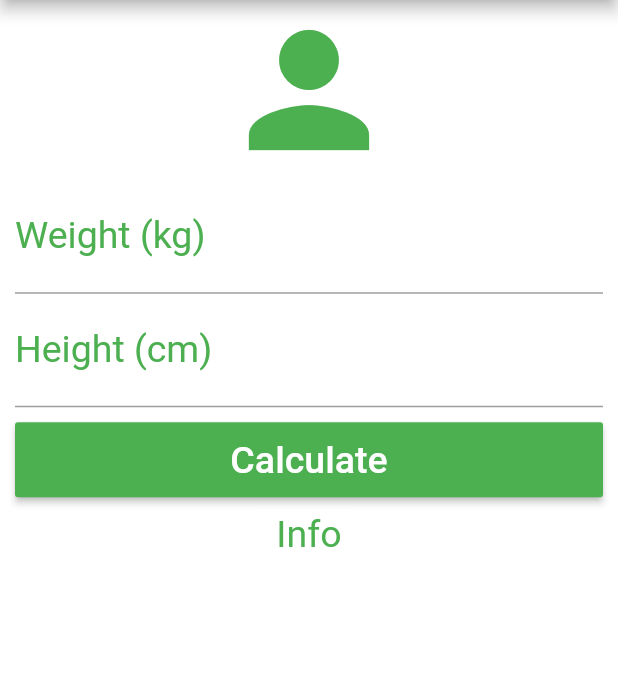
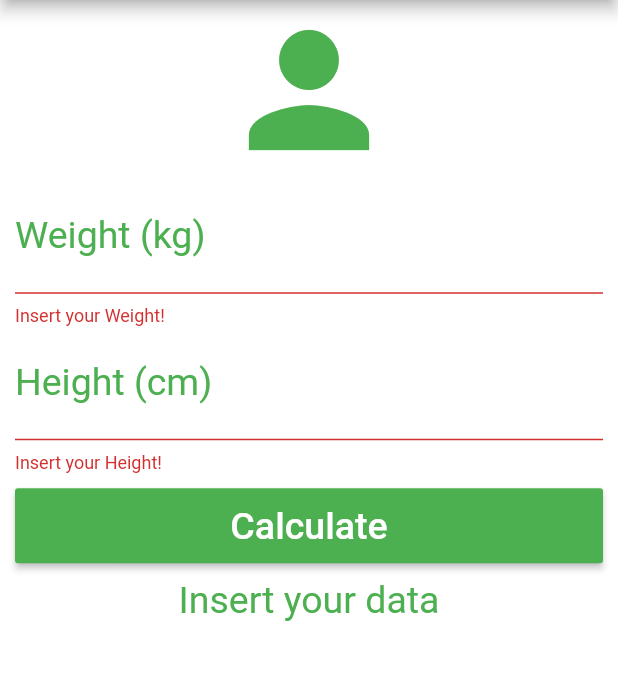
Before and after one commit to marciovcampos/Simple-Flutter-Projects, a Flutter app: the screen it shows after launch, after a tap on "Calculate", on a phone screen of 412 x 824 dp, the part 84-764 px from its top. Run offline on Flutter 3.47's test engine with Material 2 defaults, Android fonts, the phone set to English and light mode, and no system bars.

Commit message:
[bmi_calculator] add Controller, Calculations and Validations

```diff
--- a/bmi_calculator/lib/main.dart
+++ b/bmi_calculator/lib/main.dart
@@ -12,6 +12,50 @@ class Home extends StatefulWidget {
 }
 
 class _HomeState extends State<Home> {
+
+  TextEditingController weightController = TextEditingController();
+  TextEditingController heightController = TextEditingController();
+
+  GlobalKey<FormState> _formKey = GlobalKey<FormState>();
+
+  String _infoText = "Insert your data";
+
+  void _resetFields(){
+
+    weightController.text = "";
+    heightController.text = "";
+
+    setState( () {
+      _infoText = "Insert your data";
+    });
+
+  }
+
+  void _calculate(){
+    setState( (){
+      double weight = double.parse(weightController.text);
+      double height = double.parse(heightController.text) / 100;
+      double bmi = weight / (height * height);
+
+      if(bmi < 18.5){
+        _infoText = "Underweight (${bmi.toStringAsPrecision(3)})";
+      }
+      else if(bmi >= 18.5 && bmi <= 24.9){
+        _infoText = "Healthy Weight (${bmi.toStringAsPrecision(3)})";
+      }
+      else if(bmi >= 25.0 && bmi <= 29.9){
+        _infoText = "Overweight (${bmi.toStringAsPrecision(3)})";
+      }
+      else if(bmi >= 30.0 && bmi <= 34.9){
+        _infoText = "Obese (${bmi.toStringAsPrecision(3)})";
+      }else if(bmi >= 35.0 && bmi <= 39.9){
+        _infoText = "Severely Obese (${bmi.toStringAsPrecision(3)})";
+      }else{
+        _infoText = "Morbidly Obese (${bmi.toStringAsPrecision(3)})";
+      }
+    });
+  }
+
   @override
   Widget build(BuildContext context) {
     return Scaffold(
@@ -20,31 +64,45 @@ class _HomeState extends State<Home> {
         centerTitle: true,
         backgroundColor: Colors.green,
         actions: <Widget>[
-          IconButton(icon: Icon(Icons.refresh), onPressed: () {})
+          IconButton(icon: Icon(Icons.refresh), onPressed: _resetFields,)
         ],
       ),
       backgroundColor: Colors.white,
       body: SingleChildScrollView(
         padding: EdgeInsets.fromLTRB(10.0, 0, 10.0, 0),
+        child: Form(
+          key: _formKey,
           child: Column(
             crossAxisAlignment: CrossAxisAlignment.stretch,
             children: <Widget>[
               Icon(Icons.person, size: 120.0, color: Colors.green),
-            TextField(
+              TextFormField(
                 keyboardType: TextInputType.number,
                 decoration: InputDecoration(
                     labelText: "Weight (kg)",
                     labelStyle: TextStyle(color: Colors.green)),
                 textAlign: TextAlign.center,
                 style: TextStyle(color: Colors.green, fontSize: 25.0),
+                controller: weightController,
+                validator: (value){
+                  if(value.isEmpty){
+                    return "Insert your Weight!";
+                  }
+                },
               ), //TextField
-            TextField(
+              TextFormField(
                 keyboardType: TextInputType.number,
                 decoration: InputDecoration(
                     labelText: "Height (cm)",
                     labelStyle: TextStyle(color: Colors.green)),
                 textAlign: TextAlign.center,
                 style: TextStyle(color: Colors.green, fontSize: 25.0),
+                controller: heightController,
+                validator: (value){
+                  if(value.isEmpty){
+                    return "Insert your Height!";
+                  }
+                },
               ), //TextField
 
               Padding(
@@ -52,7 +110,11 @@ class _HomeState extends State<Home> {
                 child: Container(
                   height: 50.0,
                   child:  RaisedButton(
-                  onPressed: (){},
+                    onPressed: (){
+                      if(_formKey.currentState.validate()){
+                        _calculate();
+                      }
+                    },
                     child: Text("Calculate",
                         style: TextStyle(color: Colors.white, fontSize: 25.0)),
                     color: Colors.green,
@@ -60,13 +122,13 @@ class _HomeState extends State<Home> {
                 ),
               ),
 
-            Text("Info",
+              Text( _infoText,
                   textAlign: TextAlign.center,
                   style: TextStyle(color: Colors.green, fontSize: 25.0)
               ),
-
             ], //Widget
-        ),
+          ), //Column
+        )
       )
     );
   }
```
Lines whose indentation alone changed are shown as unchanged.
